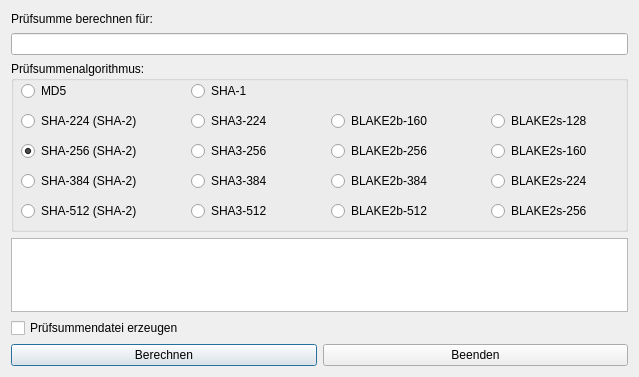
Before: the Qt Designer form checksumdialog.ui in striezel/qt-commander, drawn with Qt 5.
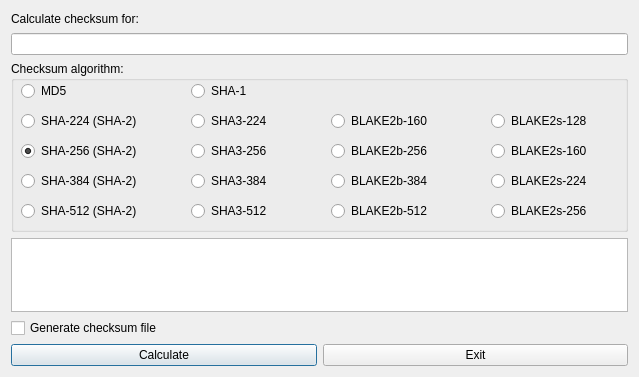
After: the same form once the commit is applied. Icons and pictures are not drawn.

Commit message: translate GUI elements into English (part one of more to come)

The edit to the form file:
```diff
--- a/checksumdialog.ui
+++ b/checksumdialog.ui
@@ -29,7 +29,7 @@
       </size>
      </property>
      <property name="text">
-      <string>Prüfsumme berechnen für:</string>
+      <string>Calculate checksum for:</string>
      </property>
     </widget>
    </item>
@@ -55,7 +55,7 @@
       </size>
      </property>
      <property name="title">
-      <string>Prüfsummenalgorithmus:</string>
+      <string>Checksum algorithm:</string>
      </property>
      <widget class="QRadioButton" name="rbAlgorithmMd5">
       <property name="geometry">
@@ -321,14 +321,14 @@
       </size>
      </property>
      <property name="text">
-      <string>Prüfsummendatei erzeugen</string>
+      <string>Generate checksum file</string>
      </property>
     </widget>
    </item>
    <item row="5" column="0">
     <widget class="QPushButton" name="btnCalculate">
      <property name="text">
-      <string>Berechnen</string>
+      <string>Calculate</string>
      </property>
      <property name="icon">
       <iconset theme="accessories-calculator"/>
@@ -338,7 +338,7 @@
    <item row="5" column="1">
     <widget class="QPushButton" name="btnExit">
      <property name="text">
-      <string>Beenden</string>
+      <string>Exit</string>
      </property>
      <property name="icon">
       <iconset theme="window-close"/>
```
The commit also changes 5 other files.
